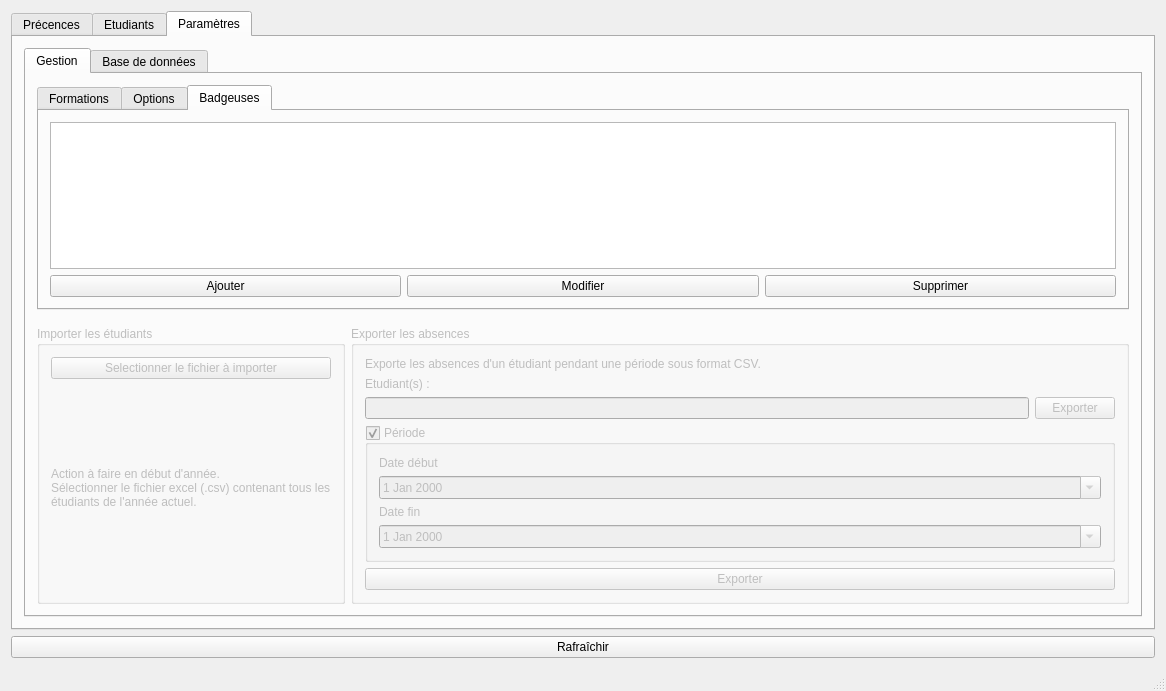
This is Badgeuse/mainwindow.ui in louisthomaspro/badgeuse-polytech as Qt 5 draws it before an edit. The edited form follows.
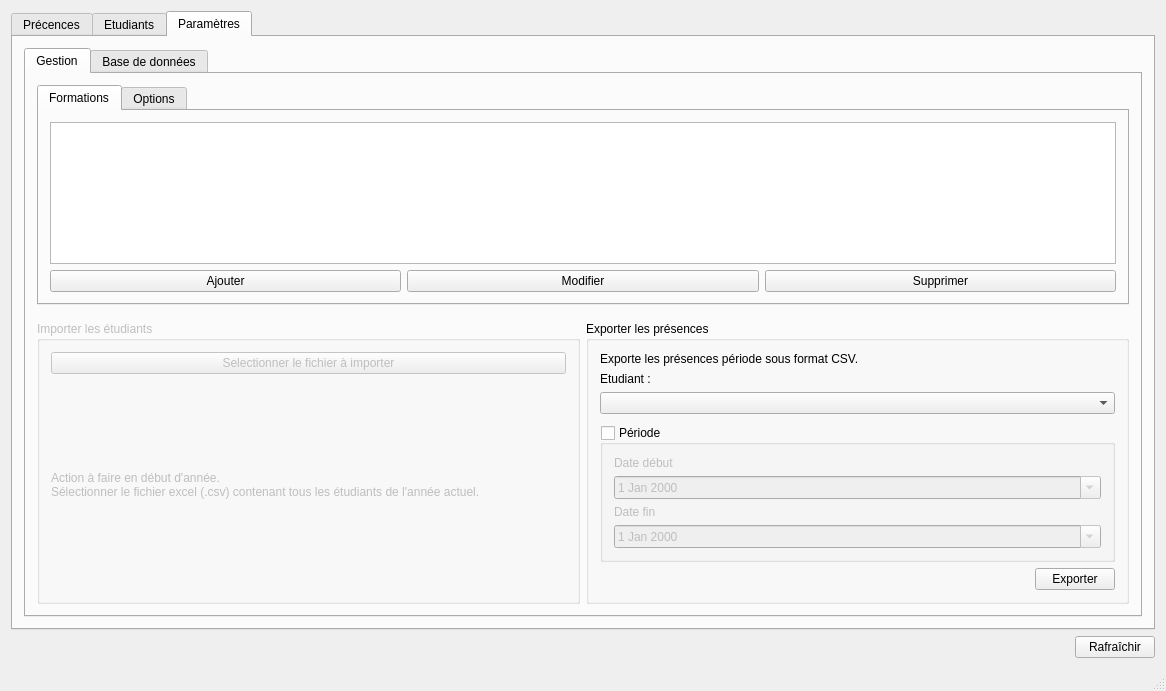
This is the edited form. The open tabs and pages were chosen to show the change.

Patch:
```diff
--- a/Badgeuse/mainwindow.ui
+++ b/Badgeuse/mainwindow.ui
@@ -2,6 +2,9 @@
 <ui version="4.0">
  <class>MainWindow</class>
  <widget class="QMainWindow" name="MainWindow">
+  <property name="enabled">
+   <bool>true</bool>
+  </property>
   <property name="geometry">
    <rect>
     <x>0</x>
@@ -580,41 +583,6 @@
                   </item>
                  </layout>
                 </widget>
-                <widget class="QWidget" name="tab_8">
-                 <attribute name="title">
-                  <string>Badgeuses</string>
-                 </attribute>
-                 <layout class="QVBoxLayout" name="verticalLayout_9">
-                  <item>
-                   <widget class="QTableView" name="tableView"/>
-                  </item>
-                  <item>
-                   <layout class="QHBoxLayout" name="horizontalLayout_7">
-                    <item>
-                     <widget class="QPushButton" name="pushButton">
-                      <property name="text">
-                       <string>Ajouter</string>
-                      </property>
-                     </widget>
-                    </item>
-                    <item>
-                     <widget class="QPushButton" name="pushButton_2">
-                      <property name="text">
-                       <string>Modifier</string>
-                      </property>
-                     </widget>
-                    </item>
-                    <item>
-                     <widget class="QPushButton" name="pushButton_3">
-                      <property name="text">
-                       <string>Supprimer</string>
-                      </property>
-                     </widget>
-                    </item>
-                   </layout>
-                  </item>
-                 </layout>
-                </widget>
                </widget>
               </item>
              </layout>
@@ -673,16 +641,16 @@
               <item>
                <widget class="QGroupBox" name="groupBox_6">
                 <property name="enabled">
-                 <bool>false</bool>
+                 <bool>true</bool>
                 </property>
                 <property name="title">
-                 <string>Exporter les absences</string>
+                 <string>Exporter les présences</string>
                 </property>
                 <layout class="QVBoxLayout" name="verticalLayout_28">
                  <item>
                   <widget class="QLabel" name="label_20">
                    <property name="text">
-                    <string>Exporte les absences d'un étudiant pendant une période sous format CSV.</string>
+                    <string>Exporte les présences période sous format CSV.</string>
                    </property>
                    <property name="wordWrap">
                     <bool>true</bool>
@@ -692,26 +660,34 @@
                  <item>
                   <widget class="QLabel" name="label_23">
                    <property name="text">
-                    <string>Etudiant(s) :</string>
+                    <string>Etudiant :</string>
                    </property>
                   </widget>
                  </item>
                  <item>
-                  <layout class="QHBoxLayout" name="horizontalLayout_4">
-                   <item>
-                    <widget class="QLineEdit" name="lineEdit_6"/>
-                   </item>
-                   <item>
-                    <widget class="QPushButton" name="pushButton_9">
-                     <property name="text">
-                      <string>Exporter</string>
-                     </property>
-                    </widget>
-                   </item>
-                  </layout>
+                  <widget class="QComboBox" name="cb_export_student"/>
                  </item>
                  <item>
-                  <widget class="QGroupBox" name="groupBox_4">
+                  <spacer name="verticalSpacer_5">
+                   <property name="orientation">
+                    <enum>Qt::Vertical</enum>
+                   </property>
+                   <property name="sizeType">
+                    <enum>QSizePolicy::Fixed</enum>
+                   </property>
+                   <property name="sizeHint" stdset="0">
+                    <size>
+                     <width>20</width>
+                     <height>5</height>
+                    </size>
+                   </property>
+                  </spacer>
+                 </item>
+                 <item>
+                  <widget class="QGroupBox" name="gb_export_period">
+                   <property name="enabled">
+                    <bool>true</bool>
+                   </property>
                    <property name="title">
                     <string>Période</string>
                    </property>
@@ -719,7 +695,7 @@
                     <bool>true</bool>
                    </property>
                    <property name="checked">
-                    <bool>true</bool>
+                    <bool>false</bool>
                    </property>
                    <layout class="QVBoxLayout" name="verticalLayout_24">
                     <item>
@@ -753,8 +729,8 @@
                    </layout>
                   </widget>
                  </item>
-                 <item>
-                  <widget class="QPushButton" name="pushButton_11">
+                 <item alignment="Qt::AlignRight">
+                  <widget class="QPushButton" name="pb_exportpresences">
                    <property name="text">
                     <string>Exporter</string>
                    </property>
@@ -868,7 +844,7 @@
       </widget>
      </widget>
     </item>
-    <item>
+    <item alignment="Qt::AlignRight">
      <widget class="QPushButton" name="pb_refresh">
       <property name="text">
        <string>Rafraîchir</string>
```
Left out of the diff: 6 changed lines with no effect on the pictures.
